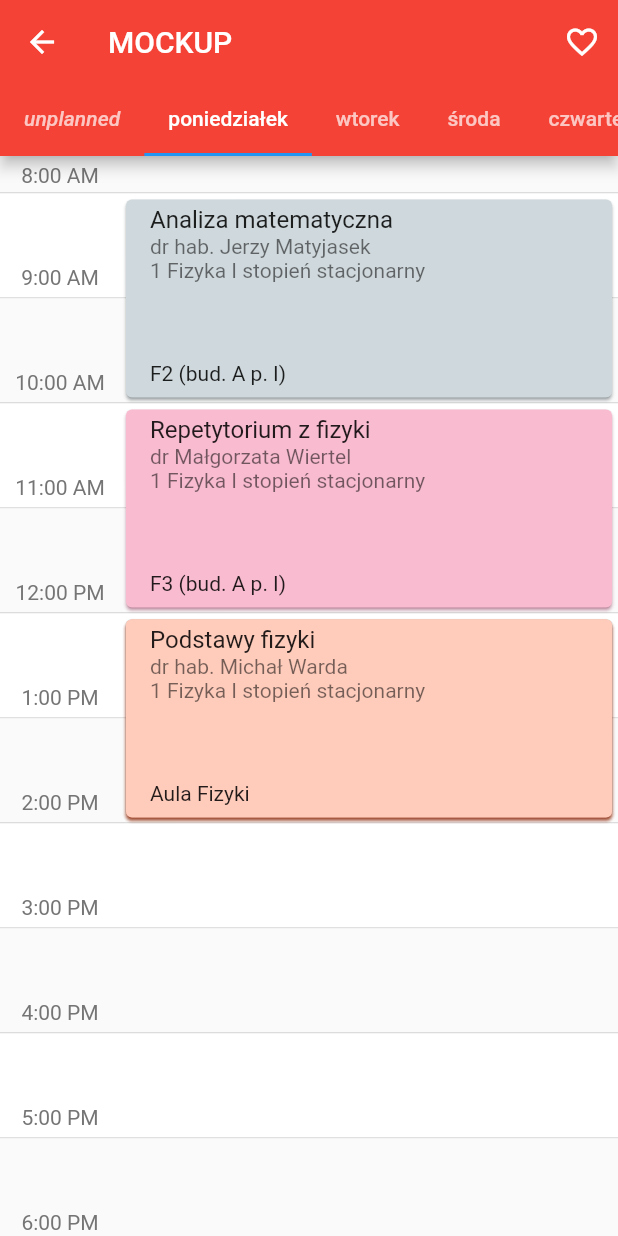
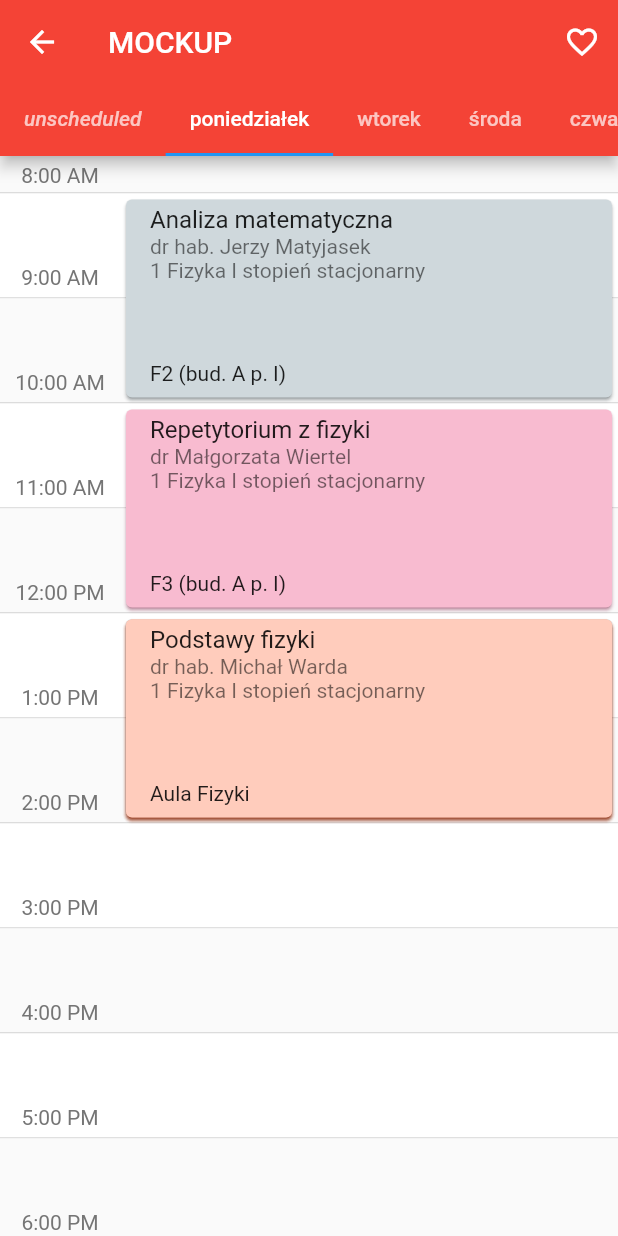
Before and after one commit to sardonicscallop/moriamtv, a Flutter app: the TimetableScreen screen opened directly, on a phone screen of 412 x 824 dp. Run offline on Flutter 3.47's test engine with Material 2 defaults, Android fonts, the phone set to English and light mode, and no system bars; our stand-ins replace material_design_icons_flutter, package_info_plus.

Commit message:
Fixed name of unscheduled activities

```diff
--- a/lib/ui/timetableScreen.dart
+++ b/lib/ui/timetableScreen.dart
@@ -25,8 +25,9 @@ class TimetableScreen extends StatelessWidget {
     // Flutter: 0 – Sunday, 1 – Monday, ..., 6 – Saturday
 
     initializeDateFormatting("pl_PL", null); // todo: implement localisation
+    final unscheduled = "unscheduled";
     final List<String> weekdayNames = [
-      "unplanned",
+      unscheduled,
       ...DateFormat.EEEE(/*Localizations.localeOf(context).toLanguageTag()*/"pl_PL").dateSymbols.STANDALONEWEEKDAYS.skip(1),
       DateFormat.EEEE("pl_PL").dateSymbols.STANDALONEWEEKDAYS[0],
     ];
@@ -48,7 +49,7 @@ class TimetableScreen extends StatelessWidget {
           bottom: TabBar(
             isScrollable: true,
             tabs: <Tab>[ // todo: internationalisation
-              ...weekdayNames.map((element) => Tab(child: Text(element, style: TextStyle(fontStyle: element == "unplanned" ? FontStyle.italic : FontStyle.normal),)))
+              ...weekdayNames.map((element) => Tab(child: Text(element, style: TextStyle(fontStyle: element == unscheduled ? FontStyle.italic : FontStyle.normal),)))
             ],
           ),
         ),
@@ -100,7 +101,6 @@ class TabbedTimetableView extends StatelessWidget {
                 degrees: activity.degrees,
                 teachers: activity.teachers,
                 room: StandaloneEvent.Room(id: event.roomId, name: event.roomName)
-                // activityColor:
             ));
       }
     }
@@ -296,8 +296,8 @@ class EventWidget extends StatelessWidget {
                     title: Text(
                       event.subject.name,
                       /*, style: TextStyle(fontWeight: FontWeight.bold)*/
-                      // maxLines: 1,
-                      // overflow: TextOverflow.ellipsis,
+                      maxLines: 1,
+                      overflow: TextOverflow.ellipsis,
                     ),
                     subtitle: Column(
                       crossAxisAlignment: CrossAxisAlignment.start,
```
